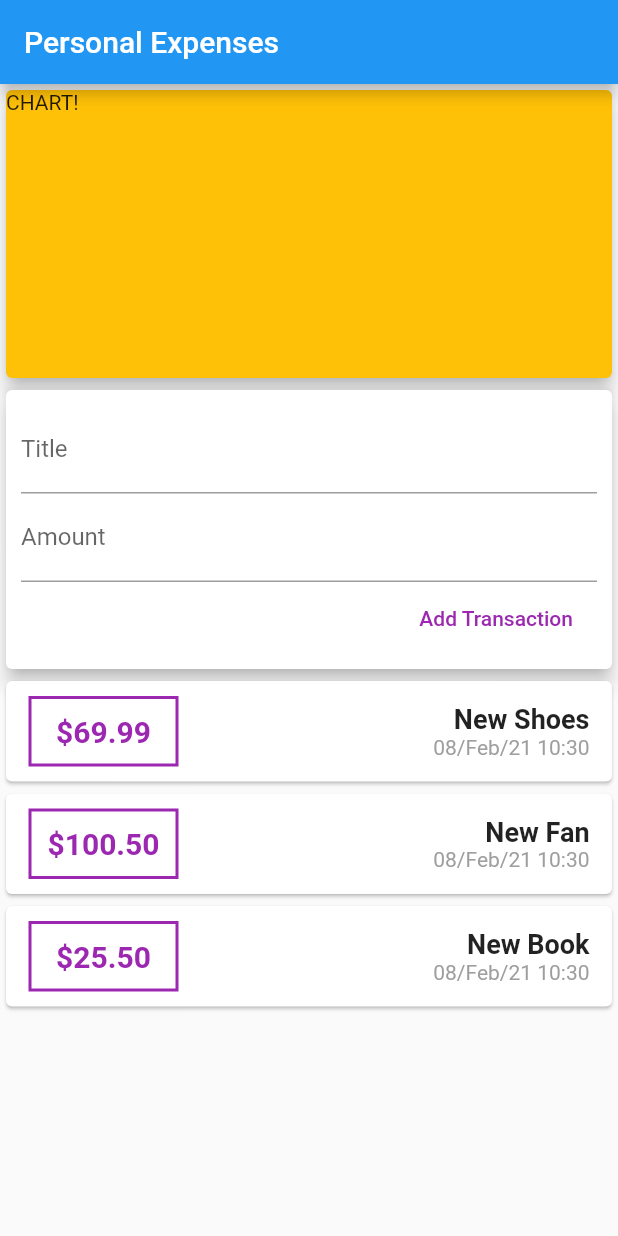
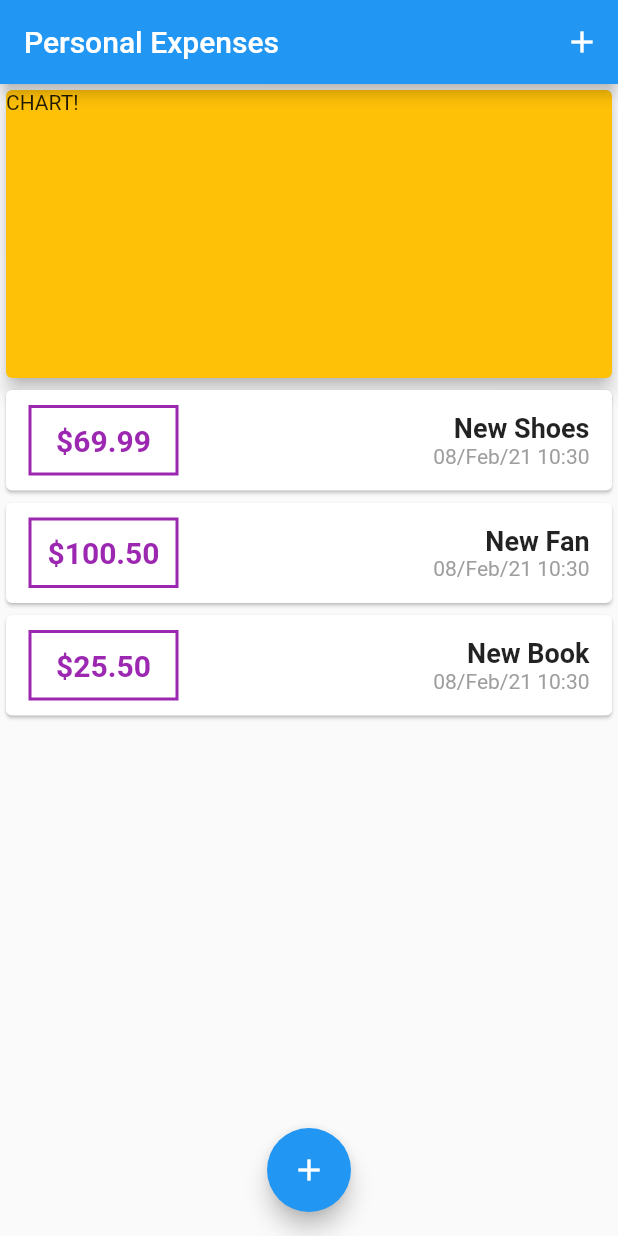
Before and after one commit to msbatista/personal_expenses_udemy_course, a Flutter app: the screen it shows after launch, on a phone screen of 412 x 824 dp. Run offline on Flutter 3.47's test engine with Material 2 defaults, Android fonts, the phone set to English and light mode, and no system bars.

Commit message:
Use NewTransaction as modal

```diff
--- a/lib/components/new_transaction.dart
+++ b/lib/components/new_transaction.dart
@@ -2,13 +2,19 @@ import 'package:flutter/material.dart';
 import '../shared/custom_text_input.dart';
 import '../shared/custom_numeric_input.dart';
 
-class NewTransaction extends StatelessWidget {
-  final titleController = TextEditingController();
-  final amountController = TextEditingController();
-
+class NewTransaction extends StatefulWidget {
   final Function addNewTransaction;
 
   NewTransaction(this.addNewTransaction);
+
+  @override
+  _NewTransactionState createState() => _NewTransactionState();
+}
+
+class _NewTransactionState extends State<NewTransaction> {
+  final titleController = TextEditingController();
+
+  final amountController = TextEditingController();
 
   void submitData() {
     final title = titleController.text;
@@ -18,7 +24,9 @@ class NewTransaction extends StatelessWidget {
       return;
     }
 
-    addNewTransaction(title, amount);
+    widget.addNewTransaction(title, amount);
+
+    Navigator.of(context).pop();
   }
 
   @override
--- a/lib/components/user_transaction.dart
+++ /dev/null
@@ -1,60 +0,0 @@
-import 'package:flutter/material.dart';
-import 'package:uuid/uuid.dart';
-import '../model/transaction.dart';
-import './transaction_container.dart';
-import './new_transaction.dart';
-
-List<Transaction> _getTransactions() => [
-      Transaction(
-        id: 't1',
-        title: 'New Shoes',
-        amount: 69.99,
-        transactionDate: DateTime.now(),
-      ),
-      Transaction(
-        id: 't2',
-        title: 'New Fan',
-        amount: 100.50,
-        transactionDate: DateTime.now(),
-      ),
-      Transaction(
-        id: 't2',
-        title: 'New Book',
-        amount: 25.50,
-        transactionDate: DateTime.now(),
-      ),
-    ];
-
-class UserTransaction extends StatefulWidget {
-  @override
-  _UserTransactionState createState() => _UserTransactionState();
-}
-
-class _UserTransactionState extends State<UserTransaction> {
-  final _transactions = _getTransactions();
-
-  void _addNewTransaction(String title, double amount) {
-    final newTransaction = Transaction(
-      title: title,
-      amount: amount,
-      transactionDate: DateTime.now(),
-      id: Uuid().v1(),
-    );
-
-    setState(() {
-      _transactions.add(newTransaction);
-    });
-  }
-
-  @override
-  Widget build(BuildContext context) {
-    return Column(
-      children: [
-        NewTransaction(this._addNewTransaction),
-        TransactionContainer(
-          transactions: this._transactions,
-        )
-      ],
-    );
-  }
-}
--- a/lib/main.dart
+++ b/lib/main.dart
@@ -1,7 +1,9 @@
 import 'package:flutter/material.dart';
-
+import 'package:personal_expenses/components/new_transaction.dart';
+import 'package:uuid/uuid.dart';
+import './components/transaction_container.dart';
 import './components/chart.dart';
-import './components/user_transaction.dart';
+import './model/transaction.dart';
 
 void main() => runApp(PersonalExpenses());
 
@@ -15,21 +17,87 @@ class PersonalExpenses extends StatelessWidget {
   }
 }
 
-class PersonalExpensesHomePage extends StatelessWidget {
+class PersonalExpensesHomePage extends StatefulWidget {
+  @override
+  _PersonalExpensesHomePageState createState() =>
+      _PersonalExpensesHomePageState();
+}
+
+class _PersonalExpensesHomePageState extends State<PersonalExpensesHomePage> {
+  final _transactions = _getTransactions();
+
+  void _addNewTransaction(String title, double amount) {
+    final newTransaction = Transaction(
+      title: title,
+      amount: amount,
+      transactionDate: DateTime.now(),
+      id: Uuid().v1(),
+    );
+
+    setState(() {
+      _transactions.add(newTransaction);
+    });
+  }
+
+  void _startAddNewTransaction(BuildContext buildContext) {
+    showModalBottomSheet(
+      context: buildContext,
+      builder: (_) {
+        return GestureDetector(
+          onTap: () {},
+          child: NewTransaction(this._addNewTransaction),
+          behavior: HitTestBehavior.opaque,
+        );
+      },
+    );
+  }
+
   @override
   Widget build(BuildContext context) {
     return Scaffold(
       appBar: AppBar(
         title: Text('Personal Expenses'),
+        actions: <Widget>[
+          IconButton(
+            icon: Icon(Icons.add),
+            onPressed: () => _startAddNewTransaction(context),
+          ),
+        ],
       ),
       body: SingleChildScrollView(
         child: Column(
           children: <Widget>[
             Chart(),
-            UserTransaction(),
+            TransactionContainer(transactions: this._transactions),
           ],
         ),
+      ),
+      floatingActionButtonLocation: FloatingActionButtonLocation.centerFloat,
+      floatingActionButton: FloatingActionButton(
+        child: Icon(Icons.add),
+        onPressed: () => _startAddNewTransaction(context),
       ),
     );
   }
 }
+
+List<Transaction> _getTransactions() => [
+      Transaction(
+        id: 't1',
+        title: 'New Shoes',
+        amount: 69.99,
+        transactionDate: DateTime.now(),
+      ),
+      Transaction(
+        id: 't2',
+        title: 'New Fan',
+        amount: 100.50,
+        transactionDate: DateTime.now(),
+      ),
+      Transaction(
+        id: 't2',
+        title: 'New Book',
+        amount: 25.50,
+        transactionDate: DateTime.now(),
+      ),
+    ];
```
